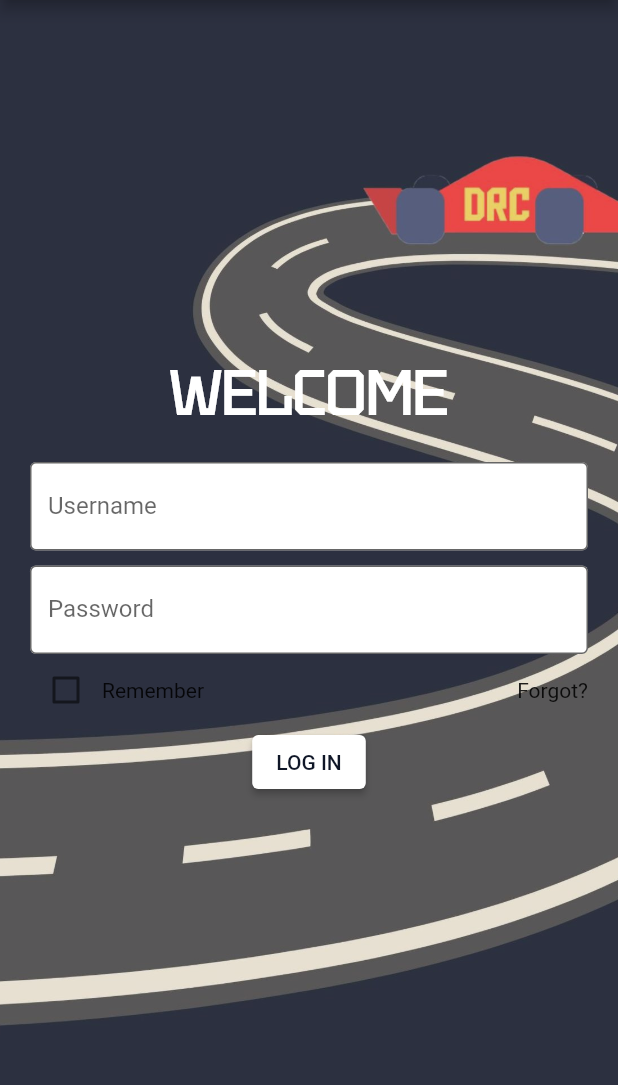
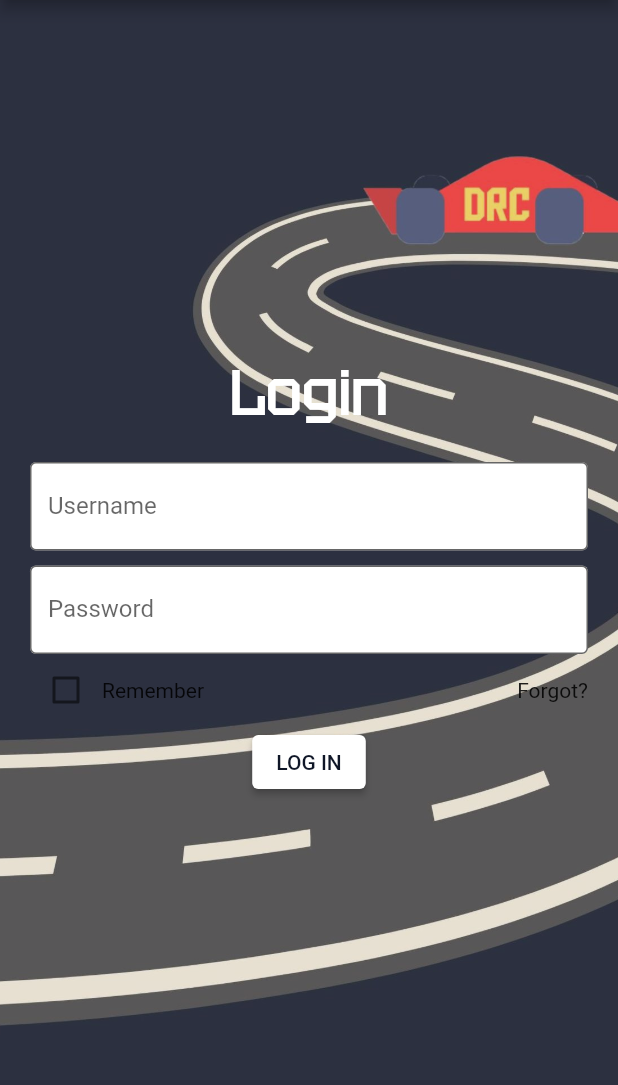
Before and after one commit to FarzadHayat/bots-n-bids, a Flutter app: the screen it shows after launch, after a tap on "LOG IN AS VIEWER", on a phone screen of 412 x 824 dp, the part 84-1169 px from its top. Run offline on Flutter 3.47's test engine with Material 2 defaults, Android fonts, the phone set to English and light mode, and no system bars.

Commit message:
stable version 2

```diff
--- a/lib/login_page.dart
+++ b/lib/login_page.dart
@@ -40,7 +40,7 @@ class _LoginPageState extends State<LoginPage> {
               mainAxisAlignment: MainAxisAlignment.center,
               crossAxisAlignment: CrossAxisAlignment.center,
               children: <Widget>[
-                const Text('WELCOME', style: kTextBodyHeader),
+                const Text('Login', style: kTextBodyHeader),
                 const SizedBox(
                   height: 20.0,
                 ),
--- a/lib/welcome_page.dart
+++ b/lib/welcome_page.dart
@@ -40,7 +40,7 @@ class _WelcomePageState extends State<WelcomePage> {
               mainAxisAlignment: MainAxisAlignment.center,
               crossAxisAlignment: CrossAxisAlignment.center,
               children: <Widget>[
-                const Text('WELCOME', style: kTextBodyHeader),
+                const Text('Hi!', style: kTextBodyHeader),
                 const SizedBox(
                   height: 10.0
                 ),
@@ -61,6 +61,9 @@ class _WelcomePageState extends State<WelcomePage> {
                         ),
                       ),
                     ),
+                    SizedBox(
+                      width: 5.0,
+                    ),
                     ElevatedButton(
                       style: ButtonStyle(
                         backgroundColor: MaterialStateProperty.resolveWith(
@@ -77,6 +80,9 @@ class _WelcomePageState extends State<WelcomePage> {
                       ),
                     ),
                   ],
+                ),
+                SizedBox(
+                  height: 5.0,
                 ),
                 ElevatedButton(
                   style: ButtonStyle(
```
